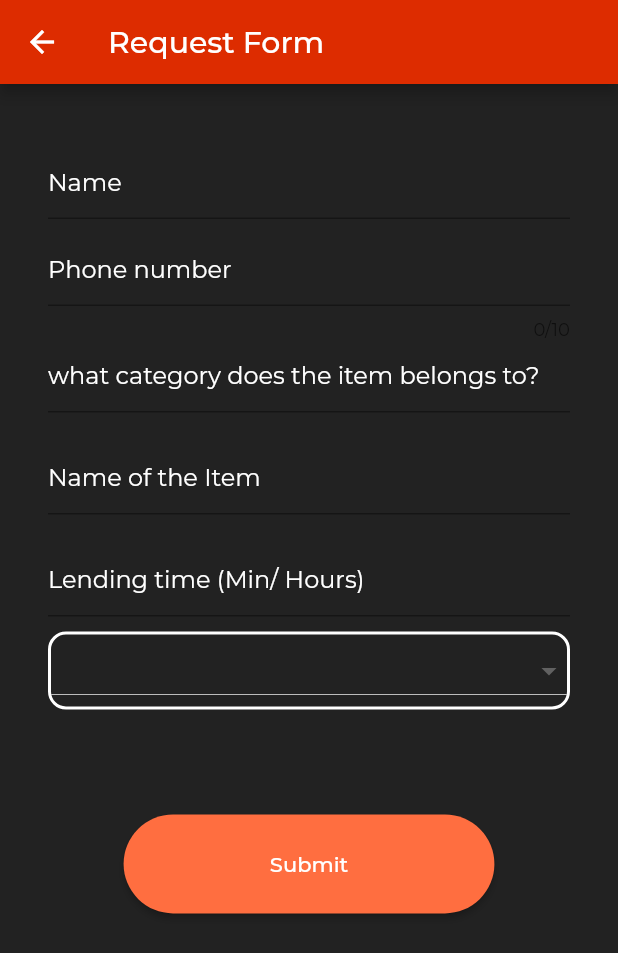
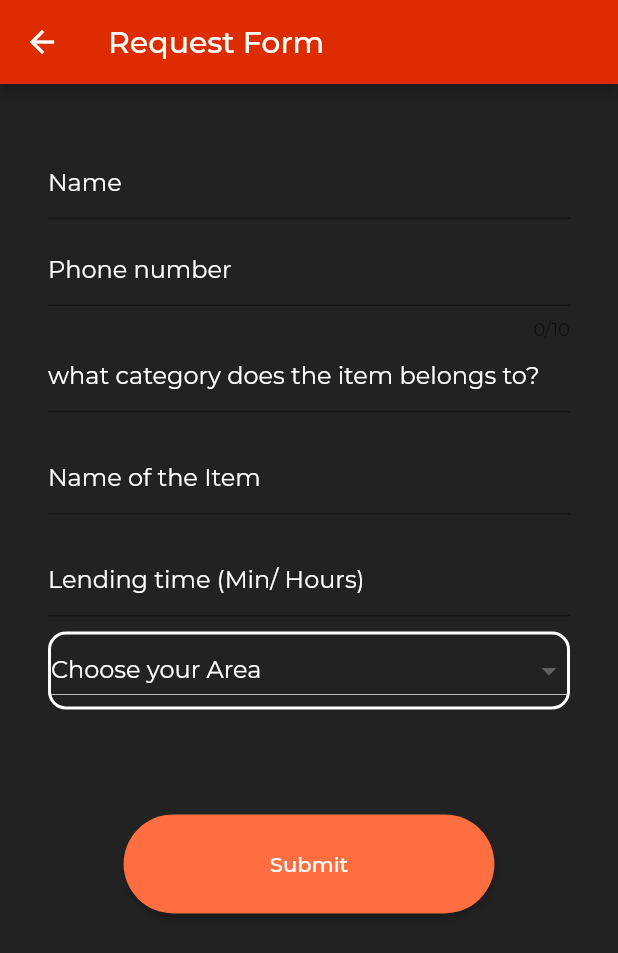
Before and after one commit to pravinn19/Quickaid-plus, a Flutter app: the Welcome screen opened directly, after a tap on "Request Form", on a phone screen of 412 x 824 dp. Shown: the top 953 px of the screen. Run offline on Flutter 3.47's test engine with Material 2 defaults, Android fonts, the phone set to English and light mode, and no system bars; our stand-ins replace cloud_firestore, firebase_auth, firebase_core, google_fonts; accounts and stored records are empty; network calls fail.

Commit message:
Minor corrections

```diff
--- a/lib/main.dart
+++ b/lib/main.dart
@@ -19,7 +19,7 @@ class InitialScreen extends StatelessWidget {
   @override
   Widget build(BuildContext context) {
     return MaterialApp(
-      home: Welcome(),
+      home: LoginScreen(),
       title: appName,
       debugShowCheckedModeBanner: false,
       theme: ThemeData(
--- a/lib/new_account.dart
+++ b/lib/new_account.dart
@@ -157,6 +157,8 @@ class _NewaccountState extends State<Newaccount> {
                     } catch (e) {}
                     FirebaseAuth.instance.currentUser!
                         .updateDisplayName(_uname);
+                    Navigator.push(context,
+                        MaterialPageRoute(builder: (context) => LoginScreen()));
                   },
                   minWidth: 200.0,
                   height: 50.0,
--- a/lib/request_form.dart
+++ b/lib/request_form.dart
@@ -118,9 +118,13 @@ class _RequestformState extends State<Requestform> {
       ),
       child: Theme(
         data: Theme.of(context).copyWith(
-          canvasColor: Colors.black,
+          canvasColor: Colors.deepOrange,
         ),
         child: DropdownButton<String>(
+          hint: Text(
+            'Choose your Area',
+            style: TextStyle(color: Colors.white),
+          ),
           value: _value,
           isExpanded: true,
           items: Area.map(buildMenuItem).toList(),
--- a/lib/welcome.dart
+++ b/lib/welcome.dart
@@ -1,15 +1,32 @@
+import 'package:firebase_auth/firebase_auth.dart';
 import 'package:flutter/material.dart';
 import 'package:quickaid/forum_screen.dart';
+import 'package:quickaid/login_screen.dart';
 import 'package:quickaid/request_form.dart';
-
 import 'constants.dart';
 
 class Welcome extends StatelessWidget {
   @override
+  // final _signOut = () async {
+  //   await FirebaseAuth.instance.signOut();Navigator.push(
+  //       context, MaterialPageRoute(builder: (context) => LoginScreen()));
+  // };
+
   Widget build(BuildContext context) {
     double height = MediaQuery.of(context).size.height;
     double width = MediaQuery.of(context).size.width;
     return Scaffold(
+      floatingActionButton: FloatingActionButton.extended(
+        onPressed: () {
+          Navigator.push(
+            context,
+            MaterialPageRoute(builder: (context) => LoginScreen()),
+          );
+        },
+        label: Text("Sign out"),
+        icon: Icon(Icons.logout),
+      ),
+      floatingActionButtonLocation: FloatingActionButtonLocation.centerFloat,
       backgroundColor: Colors.black,
       body: SingleChildScrollView(
         physics: AlwaysScrollableScrollPhysics(),
@@ -48,7 +65,7 @@ class Welcome extends StatelessWidget {
                 Padding(
                   padding: const EdgeInsets.all(30),
                   child: Container(
-                    height: height * 0.5,
+                    height: height * 0.4,
                     width: width * 0.85,
                     decoration: BoxDecoration(
                       borderRadius: BorderRadius.circular(30),
@@ -57,7 +74,7 @@ class Welcome extends StatelessWidget {
                   ),
                 ),
                 Padding(
-                  padding: const EdgeInsets.only(top: 140),
+                  padding: const EdgeInsets.only(top: 110),
                   child: Column(
                     children: [
                       Center(
@@ -117,7 +134,7 @@ class Welcome extends StatelessWidget {
                       ),
                     ],
                   ),
-                )
+                ),
               ],
             ),
           ],
```
Also changed, not shown: lib/forum_screen.dart (+34 -34 lines), lib/login_screen.dart (+4 -14 lines).
